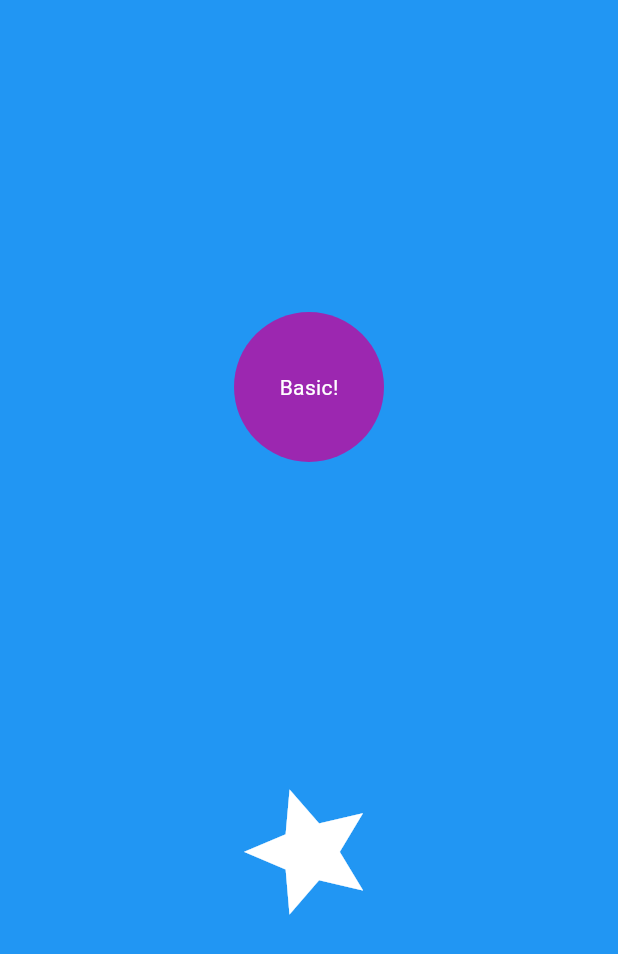
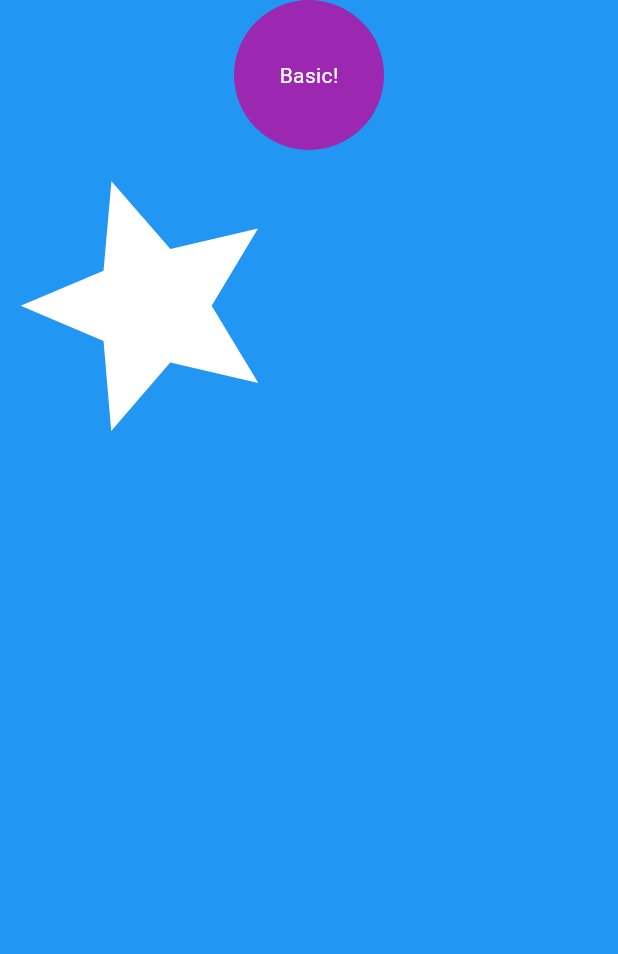
Before and after one commit to shubhangrao10/Animdo_app, a Flutter app: the screen it shows after launch, on a phone screen of 412 x 824 dp. Shown: the top 954 px of the screen. Run offline on Flutter 3.47's test engine with Material 3 defaults, Android fonts, the light colour scheme and no system bars.

Commit message:
Adding files of the project

```diff
--- a/lib/main.dart
+++ b/lib/main.dart
@@ -1,22 +1,23 @@
 import 'package:flutter/material.dart';
 
-import 'pages/home_page.dart';
+import './pages/home_page.dart';
 
-void main() {
+void main(){
   runApp(const MyApp());
 }
 
-class MyApp extends StatelessWidget {
-  const MyApp({Key? key}) : super(key: key);
+class MyApp extends StatelessWidget{
+
+  const MyApp({Key? key}):super(key:key);
 
   @override
-  Widget build(BuildContext context) {
+  Widget build(BuildContext context){
     return MaterialApp(
-      title: 'Animdo',
-      theme: ThemeData(
+      title:" ANIMDO APP ",
+      theme:ThemeData(
         primarySwatch: Colors.blue,
       ),
-      home: HomePage(),
+      home:HomePage(),
     );
   }
 }
--- a/lib/pages/home_page.dart
+++ b/lib/pages/home_page.dart
@@ -8,62 +8,57 @@ class HomePage extends StatefulWidget {
     return _HomePageState();
   }
 }
-
   class _HomePageState extends State<HomePage>
-    with SingleTickerProviderStateMixin {
-  double _buttonRadius = 100;
-
-  final Tween<double> _backgroundScale = Tween<double>(begin: 0.0, end: 1.0);
-
-  AnimationController? _starIconAnimationController;
-
+  with SingleTickerProviderStateMixin  {
+  double _buttonRadius=100;
+  final Tween<double>_backgroundScale=Tween<double>(begin: 0.0,end:1.0);
+  AnimationController?_starAnimationController;
   @override
-  void initState() {
+  void initState(){
   super.initState();
-    _starIconAnimationController = AnimationController(
+  _starAnimationController=AnimationController(
   vsync: this,
   duration: const Duration(
   seconds: 4,
   ),
   );
-    _starIconAnimationController!.repeat();
+  _starAnimationController!.repeat();
   }
-
 @override
-  Widget build(BuildContext context) {
+    Widget build(BuildContext context){
     return Scaffold(
-      body: Container(
-        child: Stack(
+      body:Container(
+        child:Stack(
           clipBehavior: Clip.none,
           children: [
             _pageBackground(),
             Column(
-              mainAxisAlignment: MainAxisAlignment.spaceEvenly,
-              mainAxisSize: MainAxisSize.max,
-              crossAxisAlignment: CrossAxisAlignment.center,
+              mainAxisAlignment: MainAxisAlignment.spaceBetween,
+              mainAxisSize: MainAxisSize.min,
+              crossAxisAlignment: CrossAxisAlignment.start,
               children: [
                 _circularAnimationButton(),
                 _starIcon(),
               ],
-            )
+            ),
           ],
         ),
       ),
     );
 }
 
-  Widget _pageBackground() {
+Widget _pageBackground(){
     return TweenAnimationBuilder(
-      tween: _backgroundScale,
-      curve: Curves.easeInOutCubicEmphasized,
-      duration: Duration(seconds: 1),
-      builder: (_context, double _scale, _child) {
+      tween:_backgroundScale,
+      curve:Curves.easeInOutCubicEmphasized,
+      duration: Duration(seconds: 5),
+      builder: ( _context , double _scale , _child){
         return Transform.scale(
         scale: _scale,
         child: _child,
         );
     },
-      child: Container(
+      child:Container(
         color: Colors.blue,
       ),
     );
@@ -98,20 +93,16 @@ class _HomePageState extends State<HomePage>
       ),
     );
   }
-
   Widget _starIcon() {
-    return AnimatedBuilder(
-      animation: _starIconAnimationController!.view,
+  return AnimatedBuilder(animation: _starAnimationController!.view,
     builder: (_buildContext, _child) {
-        return Transform.rotate(
-          angle: _starIconAnimationController!.value * 2 * pi,
+      return Transform.rotate(angle: _starAnimationController!.value * 2 * pi,
         child: _child,
       );
     },
-      child: const Icon(
-        Icons.star,
-        size: 100,
-        color: Colors.white,
+
+    child: const Icon(Icons.star, size: 200,
+        color: Colors.white
       ),
     );
   }
```
Lines whose indentation alone changed are shown as unchanged.
